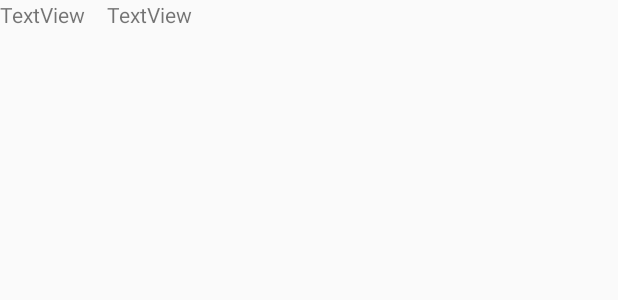
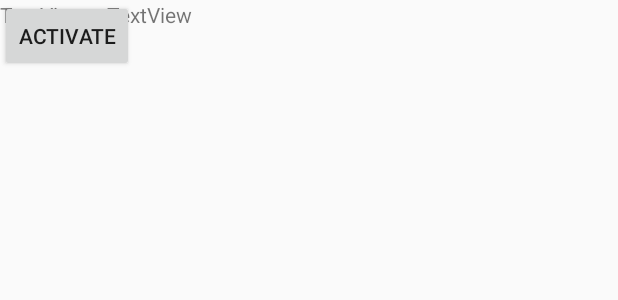
Before and after one commit to starfish01/SleepEasy, an Android app: the layout activity_main.xml on its own in the app's theme, with its tools: preview values and no code run, on a phone screen of 412 x 824 dp. Shown: the top 300 px of the screen. Run offline under Robolectric (Android 15) with nearby library versions, the phone set to English and light mode, and no system bars.

Commit message:
14/8
Adding button to GUI

```diff
--- a/app/src/main/java/au/com/patricklabes/sleepeasy/BatteryChecker.java
+++ b/app/src/main/java/au/com/patricklabes/sleepeasy/BatteryChecker.java
@@ -40,6 +40,10 @@ public class BatteryChecker extends BroadcastReceiver {
 
         IntentFilter ifilter = new IntentFilter(Intent.ACTION_BATTERY_CHANGED);
         Intent batteryStatus = context.getApplicationContext().registerReceiver(null, ifilter);
+
+
+
+
         int status = batteryStatus.getIntExtra(BatteryManager.EXTRA_STATUS, -1);
         boolean isCharging = status == BatteryManager.BATTERY_STATUS_CHARGING;
         boolean fullyCharged = status == BatteryManager.BATTERY_STATUS_FULL;
@@ -78,6 +82,8 @@ public class BatteryChecker extends BroadcastReceiver {
 
 
 
+
+
     }
 
     public void cancelAlarm(Context context){
--- a/app/src/main/res/layout/activity_main.xml
+++ b/app/src/main/res/layout/activity_main.xml
@@ -32,4 +32,12 @@
             tools:layout_editor_absoluteY="231dp" />
     </LinearLayout>
 
+    <Button
+        android:id="@+id/activateBtn"
+        android:layout_width="wrap_content"
+        android:layout_height="wrap_content"
+        android:text="Activate"
+        tools:layout_editor_absoluteX="254dp"
+        tools:layout_editor_absoluteY="445dp" />
+
 </android.support.constraint.ConstraintLayout>
```
Also changed, not shown: app/src/main/java/au/com/patricklabes/sleepeasy/MainActivity.java (+16 -1 lines).
